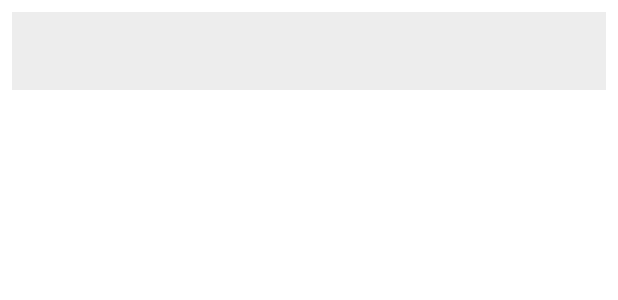
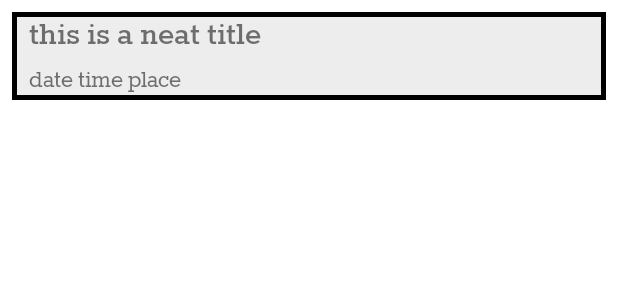
Before and after one commit to ianfahning/gaycity, an Android app: the layout event_layout.xml on its own in the app's theme, with its tools: preview values and no code run, on a phone screen of 412 x 824 dp. Shown: the top 300 px of the screen. Run offline under Robolectric (Android 15) with nearby library versions, the phone set to English and light mode, and no system bars.

Commit message:
changed the way it find the current popup, added black borders around events and kinda around the pop up

```diff
--- a/app/src/main/res/layout/dialogue_popup.xml
+++ b/app/src/main/res/layout/dialogue_popup.xml
@@ -11,7 +11,8 @@
         android:layout_height="wrap_content"
         android:src="@drawable/couple"
         android:scaleType="centerCrop"
-        android:background="@color/transparent"/>
+        android:padding="3dp"
+        android:background="@color/black"/>
 
 
     <TextView
--- a/app/src/main/res/layout/event_layout.xml
+++ b/app/src/main/res/layout/event_layout.xml
@@ -6,13 +6,17 @@
     android:layout_marginTop="8dp"
     android:layout_marginBottom="8dp"
     android:layout_marginLeft="8dp"
-    xmlns:app="http://schemas.android.com/apk/res-auto">
+    android:layout_marginRight="8dp"
+    xmlns:app="http://schemas.android.com/apk/res-auto"
+    android:padding="3dp"
+    android:background="@color/black">
 
     <TextView
         android:id="@+id/event_title"
         android:layout_width="match_parent"
         android:layout_height="wrap_content"
-        android:layout_marginRight="8dp"
+        android:text="this is a neat title"
+
         android:paddingLeft="8dp"
         android:paddingRight="8dp"
         android:fontFamily="@font/rokkitt_bold"
@@ -28,7 +32,7 @@
         android:id="@+id/event_start"
         android:layout_width="match_parent"
         android:layout_height="wrap_content"
-        android:layout_marginRight="8dp"
+        android:text="date time place"
         android:paddingLeft="8dp"
         android:paddingTop="8dp"
         android:paddingRight="8dp"
```
Also changed, not shown: app/src/main/java/project/gaycity/MainActivity.java (+19 -5 lines).
